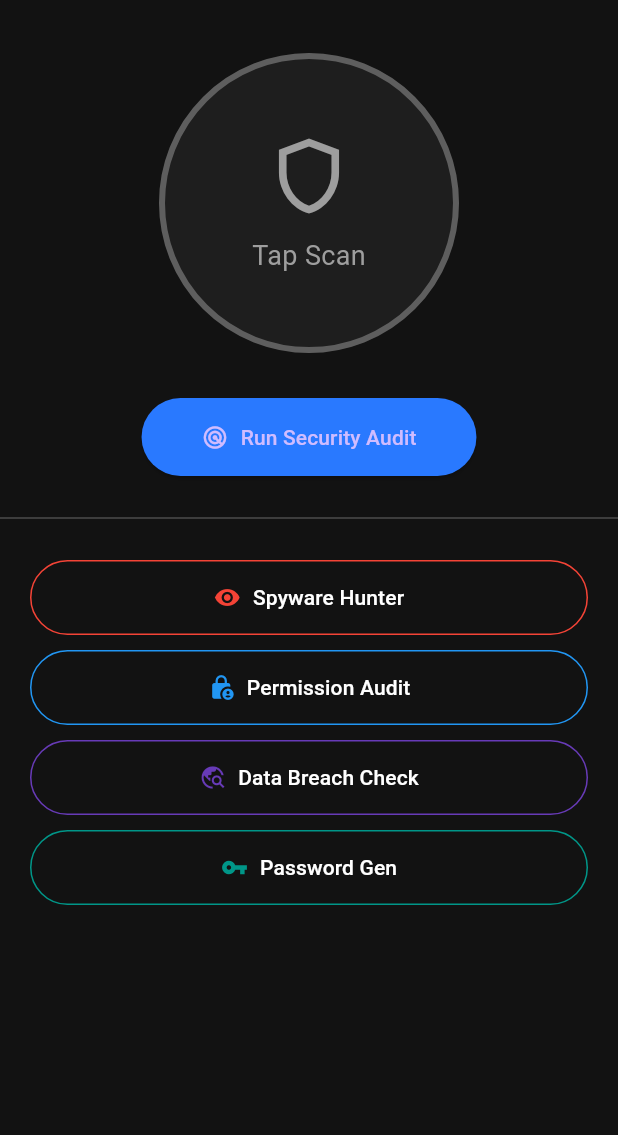
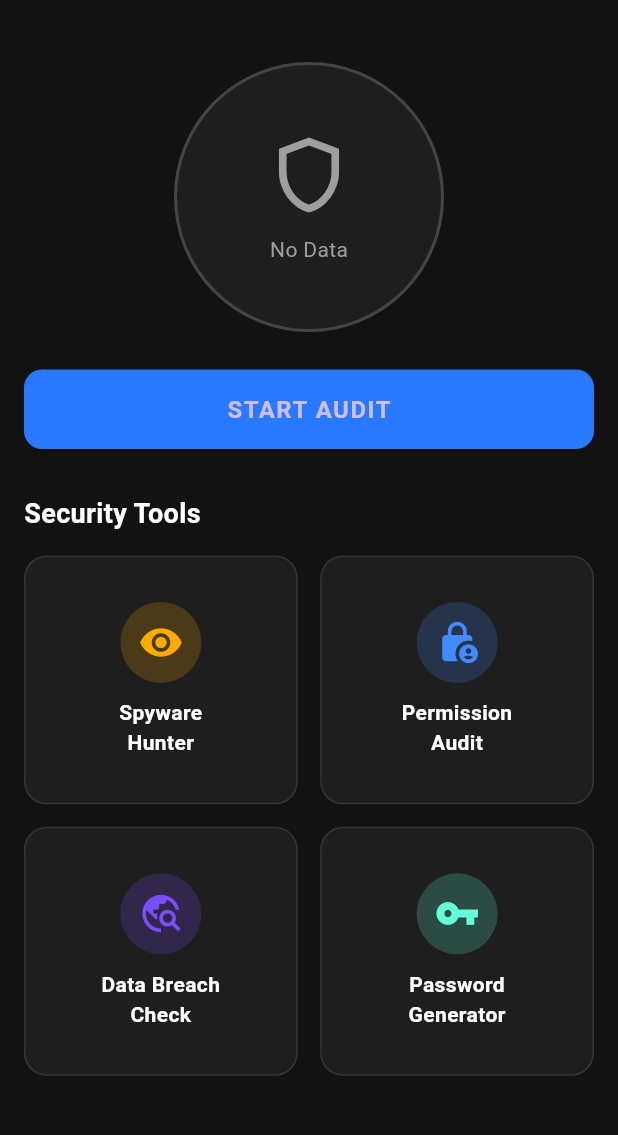
Before and after one commit to Maliseni1/Cyber-Hygiene, a Flutter app: the screen it shows after launch, on a phone screen of 412 x 824 dp, the part 61-1196 px from its top. Run offline on Flutter 3.47's test engine with Material 3 defaults, Android fonts, the phone set to English and light mode, and no system bars; our stand-ins replace google_fonts, package_info_plus, percent_indicator, shared_preferences; missing offline and left inert: device_apps.

Commit message:
UI Overhaul: Dashboard Grid Tiles and Score State Management

```diff
--- a/lib/screens/dashboard_screen.dart
+++ b/lib/screens/dashboard_screen.dart
@@ -19,12 +19,11 @@ class DashboardScreen extends StatefulWidget {
 class _DashboardScreenState extends State<DashboardScreen> {
   final ScannerService _scanner = ScannerService();
 
-  // State Variables
   List<AuditResult> _results = [];
   bool _isLoading = false;
-  bool _hasScanned = false; // Tracks if we have run a scan yet
-  int _score = 0;           // The final score
-  String _scanStatus = "";  // Shows "Checking passwords...", "Scanning apps..."
+  bool _hasScanned = false;
+  int _score = 0;
+  String _scanStatus = "";
 
   void _performScan() async {
     setState(() {
@@ -34,26 +33,18 @@ class _DashboardScreenState extends State<DashboardScreen> {
     });
 
     try {
-      // 1. SIMULATE SETTINGS & HABITS AUDIT
-      // Real apps can't see your brain, so we check for "Best Practices"
       setState(() => _scanStatus = "Analyzing Device Settings...");
-      await Future.delayed(const Duration(milliseconds: 800));
+      await Future.delayed(const Duration(milliseconds: 500));
 
       setState(() => _scanStatus = "Checking Password Habits...");
-      await Future.delayed(const Duration(milliseconds: 800));
+      await Future.delayed(const Duration(milliseconds: 500));
 
-      setState(() => _scanStatus = "Verifying 2FA Configuration...");
-      await Future.delayed(const Duration(milliseconds: 800));
-
-      // 2. REAL APP SCAN
-      setState(() => _scanStatus = "Scanning Installed Applications...");
+      setState(() => _scanStatus = "Scanning Installed Apps...");
       final apps = await _scanner.runFullScan();
 
-      // 3. COMPILE RESULTS
       List<AuditResult> scanResults = [];
       int penalties = 0;
 
-      // Check Apps (Real Data)
       for (var app in apps) {
         if (_scanner.isSuspicious(app)) {
           penalties += 10;
@@ -65,23 +56,22 @@ class _DashboardScreenState extends State<DashboardScreen> {
         }
       }
 
-      // Check "Habits" (Static Advice based on "Auditor" logic)
-      // In a real app, you might check if Screen Lock is enabled (requires packages).
-      // Here we assume defaults and give advice.
+      // Default advice if no real threats found
+      if (scanResults.isEmpty) {
         scanResults.add(AuditResult(
-        title: "2FA Usage",
-        recommendation: "Ensure 2-Factor Authentication is enabled on Google & Socials.",
-        isSafe: true, // We assume safe, but remind them
+          title: "System Clean",
+          recommendation: "No malicious apps detected.",
+          isSafe: true,
         ));
+      }
 
+      // Always add general hygiene advice
       scanResults.add(AuditResult(
-        title: "Screen Lock",
-        recommendation: "Use Biometrics or a strong PIN, not a Pattern.",
+        title: "2FA Check",
+        recommendation: "Enable 2FA on your Google Account.",
         isSafe: true,
       ));
 
-      // 4. CALCULATE SCORE
-      // Base 100, minus penalties for bad apps
       int calculatedScore = 100 - penalties;
       if (calculatedScore < 0) calculatedScore = 0;
 
@@ -90,17 +80,11 @@ class _DashboardScreenState extends State<DashboardScreen> {
           _results = scanResults;
           _score = calculatedScore;
           _isLoading = false;
-          _hasScanned = true; // NOW we show the score
+          _hasScanned = true;
         });
       }
     } catch (e) {
-      print("Scan failed: $e");
-      if (mounted) {
-        setState(() {
-          _isLoading = false;
-          _hasScanned = false;
-        });
-      }
+      if (mounted) setState(() => _isLoading = false);
     }
   }
 
@@ -115,26 +99,140 @@ class _DashboardScreenState extends State<DashboardScreen> {
         actions: [
           IconButton(
             icon: const Icon(Icons.settings, color: Colors.white),
-            onPressed: () => Navigator.push(
-              context,
-              MaterialPageRoute(builder: (_) => const SettingsScreen())
-            ),
+            onPressed: () => Navigator.push(context, MaterialPageRoute(builder: (_) => const SettingsScreen())),
           )
         ],
       ),
-      body: Center(
+      body: SingleChildScrollView(
+        child: Padding(
+          padding: const EdgeInsets.all(16.0),
           child: Column(
             children: [
-            const SizedBox(height: 20),
+              const SizedBox(height: 10),
 
-            // --- SCORE CIRCLE (CONDITIONAL) ---
+              // --- SECTION 1: SCORE ---
               if (!_hasScanned && !_isLoading)
-              // State 1: Ready to Scan
-              Container(
-                height: 200, width: 200,
+                _buildReadyState()
+              else if (_isLoading)
+                _buildLoadingState()
+              else
+                ScoreCircle(score: _score, radius: 120.0),
+
+              const SizedBox(height: 25),
+
+              // --- SECTION 2: SCAN BUTTON ---
+              if (!_isLoading)
+                SizedBox(
+                  width: double.infinity,
+                  child: ElevatedButton(
+                    onPressed: _performScan,
+                    style: ElevatedButton.styleFrom(
+                      backgroundColor: AppConstants.kPrimaryColor,
+                      padding: const EdgeInsets.symmetric(vertical: 15),
+                      shape: RoundedRectangleBorder(borderRadius: BorderRadius.circular(12)),
+                    ),
+                    child: Text(
+                      _hasScanned ? "RUN FULL AUDIT AGAIN" : "START AUDIT",
+                      style: const TextStyle(fontSize: 16, fontWeight: FontWeight.bold, letterSpacing: 1),
+                    ),
+                  ),
+                ),
+
+              const SizedBox(height: 30),
+
+              // --- SECTION 3: TOOLS GRID ---
+              const Align(
+                alignment: Alignment.centerLeft,
+                child: Text("Security Tools", style: TextStyle(color: Colors.white, fontSize: 18, fontWeight: FontWeight.bold)),
+              ),
+              const SizedBox(height: 15),
+
+              GridView.count(
+                shrinkWrap: true, // Vital for inside SingleChildScrollView
+                physics: const NeverScrollableScrollPhysics(),
+                crossAxisCount: 2,
+                crossAxisSpacing: 15,
+                mainAxisSpacing: 15,
+                childAspectRatio: 1.1,
+                children: [
+                  _buildTile(
+                    context,
+                    "Spyware\nHunter",
+                    Icons.remove_red_eye,
+                    AppConstants.kWarningColor,
+                    const SpywareHunterScreen()
+                  ),
+                  _buildTile(
+                    context,
+                    "Permission\nAudit",
+                    Icons.lock_person,
+                    Colors.blueAccent,
+                    const PermissionAuditScreen()
+                  ),
+                  _buildTile(
+                    context,
+                    "Data Breach\nCheck",
+                    Icons.travel_explore,
+                    Colors.deepPurpleAccent,
+                    const DataBreachScreen()
+                  ),
+                  _buildTile(
+                    context,
+                    "Password\nGenerator",
+                    Icons.vpn_key,
+                    Colors.tealAccent,
+                    const PasswordGeneratorScreen()
+                  ),
+                ],
+              ),
+
+              // --- SECTION 4: RESULTS (Only if scanned) ---
+              if (_hasScanned) ...[
+                const SizedBox(height: 30),
+                const Align(
+                  alignment: Alignment.centerLeft,
+                  child: Text("Improvement Advice", style: TextStyle(color: Colors.white, fontSize: 18, fontWeight: FontWeight.bold)),
+                ),
+                const SizedBox(height: 10),
+                ..._results.map((item) => Container(
+                  margin: const EdgeInsets.only(bottom: 10),
+                  padding: const EdgeInsets.all(12),
+                  decoration: BoxDecoration(
+                    color: AppConstants.kCardColor,
+                    borderRadius: BorderRadius.circular(10),
+                    border: Border(left: BorderSide(color: item.isSafe ? AppConstants.kSafeColor : AppConstants.kWarningColor, width: 4))
+                  ),
+                  child: Column(
+                    crossAxisAlignment: CrossAxisAlignment.start,
+                    children: [
+                      Row(
+                        children: [
+                          Icon(item.isSafe ? Icons.check_circle : Icons.warning, color: item.isSafe ? AppConstants.kSafeColor : AppConstants.kWarningColor, size: 20),
+                          const SizedBox(width: 10),
+                          Text(item.title, style: const TextStyle(color: Colors.white, fontWeight: FontWeight.bold, fontSize: 16)),
+                        ],
+                      ),
+                      const SizedBox(height: 5),
+                      Text(item.recommendation, style: const TextStyle(color: Colors.white70, fontSize: 14)),
+                    ],
+                  ),
+                )),
+              ]
+            ],
+          ),
+        ),
+      ),
+    );
+  }
+
+  // --- WIDGET BUILDERS ---
+
+  Widget _buildReadyState() {
+    return Container(
+      height: 180, width: 180,
       decoration: BoxDecoration(
         shape: BoxShape.circle,
-                  border: Border.all(color: Colors.grey.withOpacity(0.5), width: 4),
+        border: Border.all(color: Colors.grey.withOpacity(0.3), width: 2),
         color: Colors.white.withOpacity(0.05)
       ),
       child: const Column(
@@ -142,97 +240,60 @@ class _DashboardScreenState extends State<DashboardScreen> {
         children: [
           Icon(Icons.shield_outlined, size: 60, color: Colors.grey),
           SizedBox(height: 10),
-                    Text("Tap Scan", style: TextStyle(color: Colors.grey, fontSize: 18))
+          Text("No Data", style: TextStyle(color: Colors.grey))
         ],
       ),
-              )
-            else if (_isLoading)
-              // State 2: Scanning...
-              SizedBox(
-                height: 200, width: 200,
+    );
+  }
+
+  Widget _buildLoadingState() {
+    return SizedBox(
+      height: 180, width: 180,
       child: Column(
         mainAxisAlignment: MainAxisAlignment.center,
         children: [
           const CircularProgressIndicator(color: AppConstants.kPrimaryColor),
           const SizedBox(height: 20),
-                    Text(_scanStatus, style: const TextStyle(color: Colors.white70, fontSize: 12)),
+          Text(_scanStatus, style: const TextStyle(color: Colors.white70, fontSize: 12), textAlign: TextAlign.center),
         ],
       ),
-              )
-            else
-              // State 3: Score Result
-              ScoreCircle(score: _score, radius: 130.0),
+    );
+  }
 
-            const SizedBox(height: 30),
-
-            // --- MAIN SCAN BUTTON ---
-            // Only show if not loading
-            if (!_isLoading)
-            ElevatedButton.icon(
-              onPressed: _performScan,
-              icon: const Icon(Icons.radar),
-              label: Text(_hasScanned ? "Re-Scan Device" : "Run Security Audit"),
-              style: ElevatedButton.styleFrom(
-                backgroundColor: AppConstants.kPrimaryColor,
-                padding: const EdgeInsets.symmetric(horizontal: 40, vertical: 16),
-                shape: RoundedRectangleBorder(borderRadius: BorderRadius.circular(30)),
+  Widget _buildTile(BuildContext context, String title, IconData icon, Color color, Widget page) {
+    return Material(
+      color: AppConstants.kCardColor,
+      borderRadius: BorderRadius.circular(15),
+      child: InkWell(
+        onTap: () => Navigator.push(context, MaterialPageRoute(builder: (_) => page)),
+        borderRadius: BorderRadius.circular(15),
+        child: Container(
+          padding: const EdgeInsets.all(15),
+          decoration: BoxDecoration(
+            borderRadius: BorderRadius.circular(15),
+            border: Border.all(color: Colors.white.withOpacity(0.1)),
           ),
+          child: Column(
+            mainAxisAlignment: MainAxisAlignment.center,
+            children: [
+              Container(
+                padding: const EdgeInsets.all(12),
+                decoration: BoxDecoration(
+                  color: color.withOpacity(0.2),
+                  shape: BoxShape.circle,
                 ),
-
-            const SizedBox(height: 20),
-            const Divider(color: Colors.white24),
-
-            // TEMPORARY LIST OF BUTTONS (Will be replaced by Grid in Phase 3)
-            Expanded(
-              child: ListView(
-                padding: const EdgeInsets.all(20),
-                children: [
-                   // The Feature buttons are here, but we will replace them in Phase 3
-                   // Just placeholders to keep the app compiling for now
-                   _buildFeatureButton(context, "Spyware Hunter", Icons.remove_red_eye, Colors.red, const SpywareHunterScreen()),
-                   _buildFeatureButton(context, "Permission Audit", Icons.lock_person, Colors.blue, const PermissionAuditScreen()),
-                   _buildFeatureButton(context, "Data Breach Check", Icons.travel_explore, Colors.deepPurple, const DataBreachScreen()),
-                   _buildFeatureButton(context, "Password Gen", Icons.vpn_key, Colors.teal, const PasswordGeneratorScreen()),
-
-                   // Show Audit Results if scanned
-                   if (_hasScanned) ...[
-                     const Padding(
-                       padding: EdgeInsets.symmetric(vertical: 15),
-                       child: Text("Audit Results", style: TextStyle(color: Colors.white, fontSize: 18, fontWeight: FontWeight.bold)),
+                child: Icon(icon, color: color, size: 30),
               ),
-                     ..._results.map((item) => Container(
-                        margin: const EdgeInsets.only(bottom: 8),
-                        decoration: BoxDecoration(
-                          color: AppConstants.kCardColor,
-                          borderRadius: BorderRadius.circular(8),
-                          border: Border(left: BorderSide(color: item.isSafe ? AppConstants.kSafeColor : AppConstants.kWarningColor, width: 4))
+              const SizedBox(height: 10),
+              Text(
+                title,
+                textAlign: TextAlign.center,
+                style: const TextStyle(color: Colors.white, fontWeight: FontWeight.bold, fontSize: 14),
               ),
-                        child: ListTile(
-                          title: Text(item.title, style: const TextStyle(color: Colors.white)),
-                          subtitle: Text(item.recommendation, style: const TextStyle(color: Colors.grey, fontSize: 12)),
-                          trailing: Icon(item.isSafe ? Icons.check_circle : Icons.warning, color: item.isSafe ? AppConstants.kSafeColor : AppConstants.kWarningColor),
-                        ),
-                     ))
-                   ]
             ],
           ),
-            )
-          ],
         ),
       ),
     );
   }
-
-  // Helper for Phase 1 (Temporary)
-  Widget _buildFeatureButton(BuildContext context, String label, IconData icon, Color color, Widget screen) {
-    return Padding(
-      padding: const EdgeInsets.only(bottom: 10),
-      child: OutlinedButton.icon(
-        onPressed: () => Navigator.push(context, MaterialPageRoute(builder: (_) => screen)),
-        icon: Icon(icon, color: color),
-        label: Text(label, style: const TextStyle(color: Colors.white)),
-        style: OutlinedButton.styleFrom(side: BorderSide(color: color), padding: const EdgeInsets.all(15)),
-      ),
-    );
 }
-}
```
Lines whose indentation alone changed are shown as unchanged.
